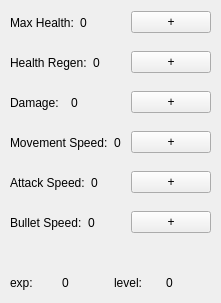
zhongvei/Tankoop, file Hud.ui: the form before one commit.
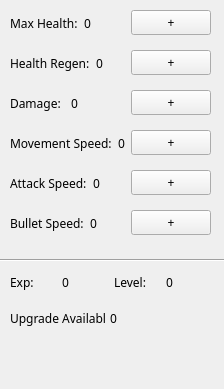
The form after the commit.

Patch:
```diff
--- a/Hud.ui
+++ b/Hud.ui
@@ -2,24 +2,38 @@
 <ui version="4.0">
  <class>Hud</class>
  <widget class="QWidget" name="Hud">
+  <property name="enabled">
+   <bool>true</bool>
+  </property>
   <property name="geometry">
    <rect>
     <x>0</x>
     <y>0</y>
-    <width>221</width>
-    <height>303</height>
+    <width>224</width>
+    <height>389</height>
    </rect>
   </property>
+  <property name="font">
+   <font>
+    <family>MV Boli</family>
+   </font>
+  </property>
   <property name="windowTitle">
    <string>Form</string>
   </property>
+  <property name="windowOpacity">
+   <double>0.500000000000000</double>
+  </property>
+  <property name="autoFillBackground">
+   <bool>true</bool>
+  </property>
   <widget class="QWidget" name="horizontalLayoutWidget">
    <property name="geometry">
     <rect>
      <x>10</x>
      <y>10</y>
      <width>201</width>
-     <height>25</height>
+     <height>26</height>
     </rect>
    </property>
    <layout class="QHBoxLayout" name="max_health_layout">
@@ -52,7 +66,7 @@
      <x>10</x>
      <y>50</y>
      <width>201</width>
-     <height>25</height>
+     <height>26</height>
     </rect>
    </property>
    <layout class="QHBoxLayout" name="health_regen_layout">
@@ -85,7 +99,7 @@
      <x>10</x>
      <y>90</y>
      <width>201</width>
-     <height>25</height>
+     <height>26</height>
     </rect>
    </property>
    <layout class="QHBoxLayout" name="damage_layout">
@@ -118,7 +132,7 @@
      <x>10</x>
      <y>130</y>
      <width>201</width>
-     <height>25</height>
+     <height>26</height>
     </rect>
    </property>
    <layout class="QHBoxLayout" name="movement_speed_layout">
@@ -151,7 +165,7 @@
      <x>10</x>
      <y>170</y>
      <width>201</width>
-     <height>25</height>
+     <height>26</height>
     </rect>
    </property>
    <layout class="QHBoxLayout" name="attack_speed_layout">
@@ -184,7 +198,7 @@
      <x>10</x>
      <y>210</y>
      <width>201</width>
-     <height>25</height>
+     <height>26</height>
     </rect>
    </property>
    <layout class="QHBoxLayout" name="bullet_speed_layout">
@@ -226,7 +240,7 @@
       <item>
        <widget class="QLabel" name="exp_label">
         <property name="text">
-         <string>exp:</string>
+         <string>Exp:</string>
         </property>
        </widget>
       </item>
@@ -244,7 +258,7 @@
       <item>
        <widget class="QLabel" name="level_label">
         <property name="text">
-         <string>level:</string>
+         <string>Level:</string>
         </property>
        </widget>
       </item>
@@ -259,6 +273,45 @@
     </item>
    </layout>
   </widget>
+  <widget class="QLabel" name="skill_point_value">
+   <property name="geometry">
+    <rect>
+     <x>110</x>
+     <y>310</y>
+     <width>95</width>
+     <height>17</height>
+    </rect>
+   </property>
+   <property name="text">
+    <string>0</string>
+   </property>
+  </widget>
+  <widget class="QLabel" name="skill_point_label">
+   <property name="geometry">
+    <rect>
+     <x>10</x>
+     <y>310</y>
+     <width>96</width>
+     <height>17</height>
+    </rect>
+   </property>
+   <property name="text">
+    <string>Upgrade Available:</string>
+   </property>
+  </widget>
+  <widget class="Line" name="line">
+   <property name="geometry">
+    <rect>
+     <x>0</x>
+     <y>250</y>
+     <width>231</width>
+     <height>21</height>
+    </rect>
+   </property>
+   <property name="orientation">
+    <enum>Qt::Horizontal</enum>
+   </property>
+  </widget>
  </widget>
  <resources/>
  <connections/>
```
